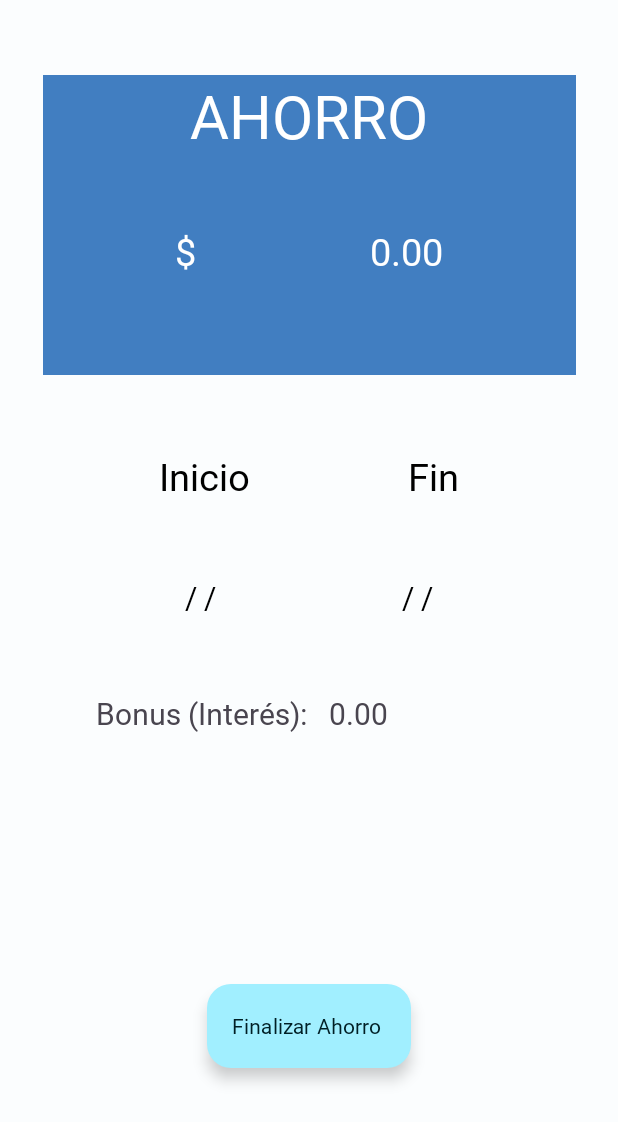
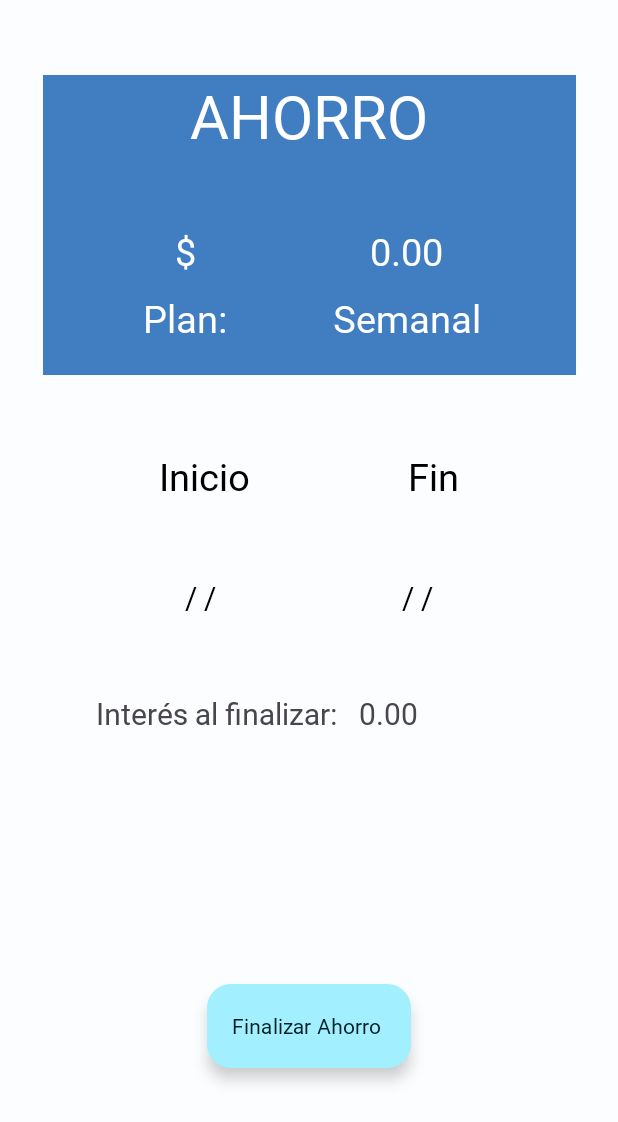
Before and after one commit to osvaldoortega01/MyFirstBank, an Android app: the layout activity_ahorro_creado.xml on its own in the app's theme, with its tools: preview values and no code run, on a phone screen of 412 x 824 dp. Shown: the top 1122 px of the screen. Run offline under Robolectric (Android 15) with nearby library versions, the phone set to English and light mode, and no system bars; Roboto replaces fonts that are not available here.

Commit message:
Ahorros 95% finalizado
Validaciones en Ahorro
Pantalla de Ahorro creado completada
Actualizaciones pantalla y funcionamiento de crear ahorro
Updates, Inserts a movimientos, usuarios y ahorros

```diff
--- a/app/src/main/java/com/example/myfirstbank/MainMenuActivity.kt
+++ b/app/src/main/java/com/example/myfirstbank/MainMenuActivity.kt
@@ -100,7 +100,7 @@ class MainMenuActivity : AppCompatActivity(){
         val iduser: String = prefs.getId()
 
         try{
-            val consultaAhorros: PreparedStatement = connectSQL.dbConn()?.prepareStatement("SELECT * FROM ahorros WHERE UserID = ? AND FinalDate >= ?")!!
+            val consultaAhorros: PreparedStatement = connectSQL.dbConn()?.prepareStatement("SELECT * FROM ahorros WHERE UserID = ? AND FinalDate > ?")!!
             consultaAhorros.setString(1,iduser)
             consultaAhorros.setString(2, fechaActual.toString())
             val resultadoConsulta: ResultSet =  consultaAhorros.executeQuery()
--- a/app/src/main/res/layout/activity_ahorro_creado.xml
+++ b/app/src/main/res/layout/activity_ahorro_creado.xml
@@ -52,6 +52,32 @@
         app:layout_constraintTop_toTopOf="@id/tv_AhorroTitulo"
         app:layout_constraintRight_toRightOf="parent"
         android:layout_marginTop="100dp"
+        android:textColor="@android:color/white"
+        />
+
+    <TextView
+        android:id="@+id/tv_PlanTitulo"
+        android:text="Plan:"
+        android:textSize="25sp"
+        android:layout_width="wrap_content"
+        android:layout_height="wrap_content"
+        app:layout_constraintLeft_toLeftOf="parent"
+        app:layout_constraintTop_toBottomOf="@id/tv_DolarSigno"
+        app:layout_constraintRight_toLeftOf="@id/tv_AhorroCantidad"
+        android:layout_marginTop="10dp"
+        android:textColor="@android:color/white"
+        />
+
+    <TextView
+        android:id="@+id/tv_Plan"
+        android:text="Semanal"
+        android:textSize="25sp"
+        android:layout_width="wrap_content"
+        android:layout_height="wrap_content"
+        app:layout_constraintLeft_toRightOf="@id/tv_DolarSigno"
+        app:layout_constraintTop_toBottomOf="@id/tv_AhorroCantidad"
+        app:layout_constraintRight_toRightOf="parent"
+        android:layout_marginTop="10dp"
         android:textColor="@android:color/white"
         />
 
@@ -112,7 +138,7 @@
         android:layout_height="wrap_content"
         android:layout_marginStart="64dp"
         android:layout_marginTop="50dp"
-        android:text="Bonus (Interés): "
+        android:text="Interés al finalizar: "
         android:textSize="20sp"
         app:layout_constraintStart_toStartOf="parent"
         app:layout_constraintTop_toBottomOf="@id/tv_InicioFechaAhorro" />
--- a/app/src/main/res/values/strings.xml
+++ b/app/src/main/res/values/strings.xml
@@ -38,7 +38,7 @@
     <string name="tipo_hint">Tipo de ahorro</string>
     <string name="duracion">Duración:</string>
     <string name="ahorro_gen">Ahorro Generado:</string>
-    <string name="bonus">Bonus Por Ahorrar:</string>
+    <string name="bonus">Interés (7% Anual):</string>
     <string name="movimientos_icono">movimientos_icono</string>
     <string name="movimientos">Movimientos</string>
     <string name="saldo_actual">Tu saldo actual es:</string>
```
Also changed, not shown: app/src/main/java/com/example/myfirstbank/AhorroActivity.kt (+67 -9 lines), app/src/main/java/com/example/myfirstbank/Ahorro_Creado.kt (+128 -2 lines), app/src/main/res/layout/activity_ahorro.xml (+5 -3 lines).
